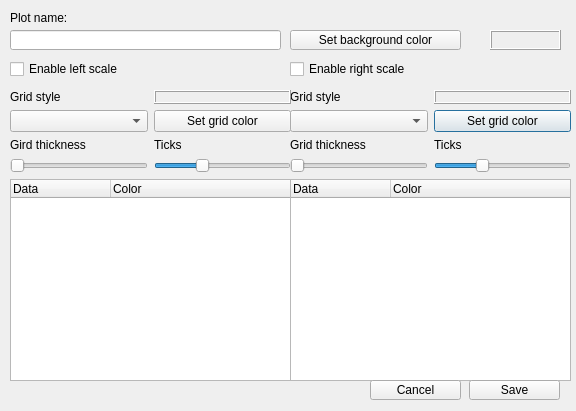
This is radeon-profile/dialogs/dialog_defineplot.ui in marazmista/radeon-profile as Qt 5 draws it before an edit. The edited form follows.
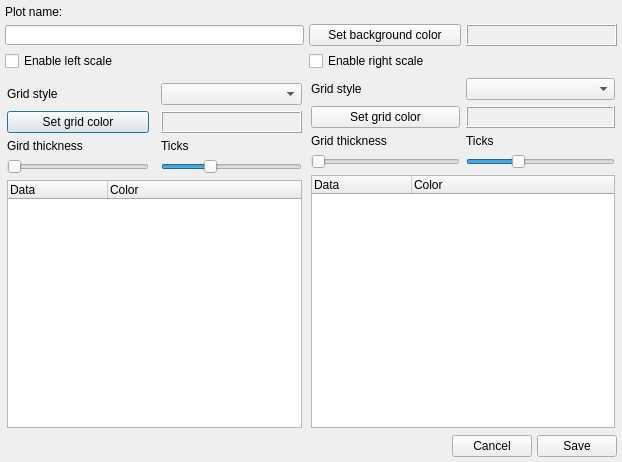
This is the edited form.

Commit message: plot definition dialog size restriction removed

The edit to the form file:
```diff
--- a/radeon-profile/dialogs/dialog_defineplot.ui
+++ b/radeon-profile/dialogs/dialog_defineplot.ui
@@ -6,435 +6,425 @@
    <rect>
     <x>0</x>
     <y>0</y>
-    <width>576</width>
-    <height>411</height>
+    <width>622</width>
+    <height>462</height>
    </rect>
   </property>
-  <property name="minimumSize">
-   <size>
-    <width>576</width>
-    <height>411</height>
-   </size>
-  </property>
-  <property name="maximumSize">
-   <size>
-    <width>576</width>
-    <height>411</height>
-   </size>
-  </property>
   <property name="windowTitle">
    <string>Plot definition</string>
   </property>
-  <widget class="QWidget" name="widget_right" native="true">
-   <property name="geometry">
-    <rect>
-     <x>290</x>
-     <y>90</y>
-     <width>281</width>
-     <height>291</height>
-    </rect>
+  <layout class="QGridLayout" name="gridLayout" rowstretch="0,0,0,0,1,0" columnstretch="1,1,0,0">
+   <property name="leftMargin">
+    <number>5</number>
    </property>
-   <property name="minimumSize">
-    <size>
-     <width>281</width>
-     <height>291</height>
-    </size>
+   <property name="topMargin">
+    <number>5</number>
    </property>
-   <property name="maximumSize">
-    <size>
-     <width>281</width>
-     <height>291</height>
-    </size>
+   <property name="rightMargin">
+    <number>5</number>
    </property>
-   <layout class="QGridLayout" name="gridLayout_4">
-    <item row="3" column="0">
-     <widget class="QSlider" name="slider_thickRight">
-      <property name="maximum">
-       <number>5</number>
+   <property name="bottomMargin">
+    <number>5</number>
+   </property>
+   <property name="spacing">
+    <number>5</number>
+   </property>
+   <item row="4" column="0">
+    <widget class="QWidget" name="widget_left" native="true">
+     <property name="minimumSize">
+      <size>
+       <width>281</width>
+       <height>291</height>
+      </size>
+     </property>
+     <layout class="QGridLayout" name="gridLayout_5">
+      <property name="leftMargin">
+       <number>2</number>
       </property>
-      <property name="orientation">
-       <enum>Qt::Horizontal</enum>
+      <property name="topMargin">
+       <number>2</number>
       </property>
-      <property name="invertedAppearance">
-       <bool>false</bool>
+      <property name="rightMargin">
+       <number>2</number>
       </property>
-      <property name="invertedControls">
-       <bool>false</bool>
-      </property>
-      <property name="tickPosition">
-       <enum>QSlider::NoTicks</enum>
-      </property>
-     </widget>
-    </item>
-    <item row="2" column="0">
-     <widget class="QLabel" name="label_7">
-      <property name="text">
-       <string>Grid thickness</string>
-      </property>
-     </widget>
-    </item>
-    <item row="3" column="1">
-     <widget class="QSlider" name="slider_ticksRight">
-      <property name="minimum">
-       <number>1</number>
-      </property>
-      <property name="maximum">
-       <number>10</number>
-      </property>
-      <property name="pageStep">
+      <property name="bottomMargin">
        <number>2</number>
       </property>
-      <property name="value">
-       <number>4</number>
-      </property>
-      <property name="tracking">
-       <bool>true</bool>
-      </property>
-      <property name="orientation">
-       <enum>Qt::Horizontal</enum>
-      </property>
-      <property name="tickPosition">
-       <enum>QSlider::NoTicks</enum>
-      </property>
-     </widget>
-    </item>
-    <item row="1" column="0">
-     <widget class="QComboBox" name="combo_rightScaleStyle"/>
-    </item>
-    <item row="1" column="1">
-     <widget class="QPushButton" name="btn_rightScaleColor">
-      <property name="text">
-       <string>Set grid color</string>
-      </property>
-     </widget>
-    </item>
-    <item row="2" column="1">
-     <widget class="QLabel" name="label_2">
-      <property name="text">
-       <string>Ticks</string>
-      </property>
-     </widget>
-    </item>
-    <item row="4" column="0" colspan="2">
-     <widget class="QTreeWidget" name="list_rightData">
-      <property name="editTriggers">
-       <set>QAbstractItemView::DoubleClicked</set>
-      </property>
-      <property name="selectionMode">
-       <enum>QAbstractItemView::NoSelection</enum>
-      </property>
-      <property name="indentation">
-       <number>0</number>
-      </property>
-      <property name="rootIsDecorated">
-       <bool>false</bool>
-      </property>
-      <property name="itemsExpandable">
-       <bool>false</bool>
-      </property>
-      <property name="expandsOnDoubleClick">
-       <bool>false</bool>
-      </property>
-      <attribute name="headerStretchLastSection">
-       <bool>true</bool>
-      </attribute>
-      <column>
+      <item row="1" column="0">
+       <widget class="QLabel" name="label_4">
+        <property name="text">
+         <string>Grid style</string>
+        </property>
+       </widget>
+      </item>
+      <item row="5" column="0" colspan="3">
+       <widget class="QTreeWidget" name="list_leftData">
+        <property name="editTriggers">
+         <set>QAbstractItemView::DoubleClicked</set>
+        </property>
+        <property name="selectionMode">
+         <enum>QAbstractItemView::NoSelection</enum>
+        </property>
+        <property name="indentation">
+         <number>0</number>
+        </property>
+        <property name="rootIsDecorated">
+         <bool>false</bool>
+        </property>
+        <property name="itemsExpandable">
+         <bool>false</bool>
+        </property>
+        <property name="expandsOnDoubleClick">
+         <bool>false</bool>
+        </property>
+        <column>
+         <property name="text">
+          <string>Data</string>
+         </property>
+        </column>
+        <column>
+         <property name="text">
+          <string>Color</string>
+         </property>
+        </column>
+       </widget>
+      </item>
+      <item row="1" column="2">
+       <widget class="QComboBox" name="combo_leftScaleStyle"/>
+      </item>
+      <item row="3" column="2">
+       <widget class="QLabel" name="label_6">
+        <property name="text">
+         <string>Ticks</string>
+        </property>
+       </widget>
+      </item>
+      <item row="4" column="0">
+       <widget class="QSlider" name="slider_thickLeft">
+        <property name="maximum">
+         <number>5</number>
+        </property>
+        <property name="orientation">
+         <enum>Qt::Horizontal</enum>
+        </property>
+        <property name="invertedAppearance">
+         <bool>false</bool>
+        </property>
+        <property name="invertedControls">
+         <bool>false</bool>
+        </property>
+        <property name="tickPosition">
+         <enum>QSlider::NoTicks</enum>
+        </property>
+       </widget>
+      </item>
+      <item row="3" column="0">
+       <widget class="QLabel" name="label_3">
+        <property name="text">
+         <string>Gird thickness</string>
+        </property>
+       </widget>
+      </item>
+      <item row="4" column="2">
+       <widget class="QSlider" name="slider_ticksLeft">
+        <property name="minimum">
+         <number>1</number>
+        </property>
+        <property name="maximum">
+         <number>10</number>
+        </property>
+        <property name="pageStep">
+         <number>2</number>
+        </property>
+        <property name="value">
+         <number>4</number>
+        </property>
+        <property name="tracking">
+         <bool>true</bool>
+        </property>
+        <property name="orientation">
+         <enum>Qt::Horizontal</enum>
+        </property>
+        <property name="tickPosition">
+         <enum>QSlider::NoTicks</enum>
+        </property>
+       </widget>
+      </item>
+      <item row="2" column="0">
+       <widget class="QPushButton" name="btn_leftScaleColor">
+        <property name="maximumSize">
+         <size>
+          <width>16777215</width>
+          <height>24</height>
+         </size>
+        </property>
+        <property name="text">
+         <string>Set grid color</string>
+        </property>
+       </widget>
+      </item>
+      <item row="2" column="2">
+       <widget class="QFrame" name="frame_leftGridColor">
+        <property name="frameShape">
+         <enum>QFrame::Box</enum>
+        </property>
+        <property name="frameShadow">
+         <enum>QFrame::Raised</enum>
+        </property>
+       </widget>
+      </item>
+     </layout>
+    </widget>
+   </item>
+   <item row="1" column="1" colspan="3">
+    <layout class="QHBoxLayout" name="horizontalLayout">
+     <item>
+      <widget class="QPushButton" name="btn_setBackground">
        <property name="text">
-        <string>Data</string>
+        <string>Set background color</string>
        </property>
-      </column>
-      <column>
-       <property name="text">
-        <string>Color</string>
+      </widget>
+     </item>
+     <item>
+      <widget class="QFrame" name="frame_background">
+       <property name="frameShape">
+        <enum>QFrame::Box</enum>
        </property>
-      </column>
-     </widget>
-    </item>
-    <item row="0" column="0">
-     <widget class="QLabel" name="label_5">
-      <property name="text">
-       <string>Grid style</string>
-      </property>
-     </widget>
-    </item>
-    <item row="0" column="1">
-     <widget class="QFrame" name="frame_rightGridColor">
-      <property name="frameShape">
-       <enum>QFrame::Box</enum>
-      </property>
-      <property name="frameShadow">
-       <enum>QFrame::Raised</enum>
-      </property>
-     </widget>
-    </item>
-   </layout>
-   <zorder>list_rightData</zorder>
-   <zorder>label_5</zorder>
-   <zorder>btn_rightScaleColor</zorder>
-   <zorder>frame_rightGridColor</zorder>
-   <zorder>combo_rightScaleStyle</zorder>
-   <zorder>slider_thickRight</zorder>
-   <zorder>slider_ticksRight</zorder>
-   <zorder>label_7</zorder>
-   <zorder>label_2</zorder>
-  </widget>
-  <widget class="QWidget" name="widget_left" native="true">
-   <property name="geometry">
-    <rect>
-     <x>10</x>
-     <y>90</y>
-     <width>281</width>
-     <height>291</height>
-    </rect>
-   </property>
-   <property name="minimumSize">
-    <size>
-     <width>281</width>
-     <height>291</height>
-    </size>
-   </property>
-   <property name="maximumSize">
-    <size>
-     <width>281</width>
-     <height>291</height>
-    </size>
-   </property>
-   <layout class="QGridLayout" name="gridLayout_5">
-    <item row="2" column="0">
-     <widget class="QLabel" name="label_3">
-      <property name="text">
-       <string>Gird thickness</string>
-      </property>
-     </widget>
-    </item>
-    <item row="3" column="0">
-     <widget class="QSlider" name="slider_thickLeft">
-      <property name="maximum">
-       <number>5</number>
-      </property>
-      <property name="orientation">
-       <enum>Qt::Horizontal</enum>
-      </property>
-      <property name="invertedAppearance">
-       <bool>false</bool>
-      </property>
-      <property name="invertedControls">
-       <bool>false</bool>
-      </property>
-      <property name="tickPosition">
-       <enum>QSlider::NoTicks</enum>
-      </property>
-     </widget>
-    </item>
-    <item row="1" column="1">
-     <widget class="QPushButton" name="btn_leftScaleColor">
-      <property name="maximumSize">
-       <size>
-        <width>16777215</width>
-        <height>24</height>
-       </size>
-      </property>
-      <property name="text">
-       <string>Set grid color</string>
-      </property>
-     </widget>
-    </item>
-    <item row="1" column="0">
-     <widget class="QComboBox" name="combo_leftScaleStyle"/>
-    </item>
-    <item row="2" column="1">
-     <widget class="QLabel" name="label_6">
-      <property name="text">
-       <string>Ticks</string>
-      </property>
-     </widget>
-    </item>
-    <item row="3" column="1">
-     <widget class="QSlider" name="slider_ticksLeft">
-      <property name="minimum">
-       <number>1</number>
-      </property>
-      <property name="maximum">
-       <number>10</number>
-      </property>
-      <property name="pageStep">
-       <number>2</number>
-      </property>
-      <property name="value">
-       <number>4</number>
-      </property>
-      <property name="tracking">
-       <bool>true</bool>
-      </property>
-      <property name="orientation">
-       <enum>Qt::Horizontal</enum>
-      </property>
-      <property name="tickPosition">
-       <enum>QSlider::NoTicks</enum>
-      </property>
-     </widget>
-    </item>
-    <item row="4" column="0" colspan="2">
-     <widget class="QTreeWidget" name="list_leftData">
-      <property name="editTriggers">
-       <set>QAbstractItemView::DoubleClicked</set>
-      </property>
-      <property name="selectionMode">
-       <enum>QAbstractItemView::NoSelection</enum>
-      </property>
-      <property name="indentation">
-       <number>0</number>
-      </property>
-      <property name="rootIsDecorated">
-       <bool>false</bool>
-      </property>
-      <property name="itemsExpandable">
-       <bool>false</bool>
-      </property>
-      <property name="expandsOnDoubleClick">
-       <bool>false</bool>
-      </property>
-      <column>
+       <property name="frameShadow">
+        <enum>QFrame::Raised</enum>
+       </property>
+      </widget>
+     </item>
+    </layout>
+   </item>
+   <item row="5" column="0" colspan="4">
+    <layout class="QHBoxLayout" name="horizontalLayout_2">
+     <property name="leftMargin">
+      <number>0</number>
+     </property>
+     <property name="topMargin">
+      <number>0</number>
+     </property>
+     <property name="rightMargin">
+      <number>0</number>
+     </property>
+     <property name="bottomMargin">
+      <number>0</number>
+     </property>
+     <item>
+      <spacer name="horizontalSpacer">
+       <property name="orientation">
+        <enum>Qt::Horizontal</enum>
+       </property>
+       <property name="sizeHint" stdset="0">
+        <size>
+         <width>40</width>
+         <height>20</height>
+        </size>
+       </property>
+      </spacer>
+     </item>
+     <item>
+      <widget class="QPushButton" name="btn_cancel">
        <property name="text">
-        <string>Data</string>
+        <string>Cancel</string>
        </property>
-      </column>
-      <column>
+      </widget>
+     </item>
+     <item>
+      <widget class="QPushButton" name="btn_save">
        <property name="text">
-        <string>Color</string>
+        <string>Save</string>
        </property>
-      </column>
-     </widget>
-    </item>
-    <item row="0" column="0">
-     <widget class="QLabel" name="label_4">
-      <property name="text">
-       <string>Grid style</string>
+      </widget>
+     </item>
+    </layout>
+   </item>
+   <item row="0" column="0">
+    <widget class="QLabel" name="label">
+     <property name="text">
+      <string>Plot name:</string>
+     </property>
+    </widget>
+   </item>
+   <item row="1" column="0">
+    <widget class="QLineEdit" name="line_name">
+     <property name="maximumSize">
+      <size>
+       <width>16777215</width>
+       <height>20</height>
+      </size>
+     </property>
+    </widget>
+   </item>
+   <item row="3" column="1" rowspan="2" colspan="3">
+    <widget class="QWidget" name="widget_right" native="true">
+     <property name="minimumSize">
+      <size>
+       <width>281</width>
+       <height>291</height>
+      </size>
+     </property>
+     <layout class="QGridLayout" name="gridLayout_4">
+      <property name="leftMargin">
+       <number>2</number>
       </property>
-     </widget>
-    </item>
-    <item row="0" column="1">
-     <widget class="QFrame" name="frame_leftGridColor">
-      <property name="frameShape">
-       <enum>QFrame::Box</enum>
+      <property name="topMargin">
+       <number>2</number>
       </property>
-      <property name="frameShadow">
-       <enum>QFrame::Raised</enum>
+      <property name="rightMargin">
+       <number>2</number>
       </property>
-     </widget>
-    </item>
-   </layout>
-  </widget>
-  <widget class="QCheckBox" name="cb_enableLeftScale">
-   <property name="geometry">
-    <rect>
-     <x>10</x>
-     <y>60</y>
-     <width>271</width>
-     <height>18</height>
-    </rect>
-   </property>
-   <property name="text">
-    <string>Enable left scale</string>
-   </property>
-  </widget>
-  <widget class="QCheckBox" name="cb_enableRightScale">
-   <property name="geometry">
-    <rect>
-     <x>290</x>
-     <y>60</y>
-     <width>271</width>
-     <height>18</height>
-    </rect>
-   </property>
-   <property name="text">
-    <string>Enable right scale</string>
-   </property>
-  </widget>
-  <widget class="QPushButton" name="btn_setBackground">
-   <property name="geometry">
-    <rect>
-     <x>290</x>
-     <y>30</y>
-     <width>171</width>
-     <height>20</height>
-    </rect>
-   </property>
-   <property name="text">
-    <string>Set background color</string>
-   </property>
-  </widget>
-  <widget class="QLabel" name="label">
-   <property name="geometry">
-    <rect>
-     <x>10</x>
-     <y>10</y>
-     <width>261</width>
-     <height>16</height>
-    </rect>
-   </property>
-   <property name="text">
-    <string>Plot name:</string>
-   </property>
-  </widget>
-  <widget class="QFrame" name="frame_background">
-   <property name="geometry">
-    <rect>
-     <x>490</x>
-     <y>30</y>
-     <width>71</width>
-     <height>20</height>
-    </rect>
-   </property>
-   <property name="frameShape">
-    <enum>QFrame::Box</enum>
-   </property>
-   <property name="frameShadow">
-    <enum>QFrame::Raised</enum>
-   </property>
-  </widget>
-  <widget class="QLineEdit" name="line_name">
-   <property name="geometry">
-    <rect>
-     <x>10</x>
-     <y>30</y>
-     <width>271</width>
-     <height>20</height>
-    </rect>
-   </property>
-   <property name="maximumSize">
-    <size>
-     <width>16777215</width>
-     <height>20</height>
-    </size>
-   </property>
-  </widget>
-  <widget class="QPushButton" name="btn_save">
-   <property name="geometry">
-    <rect>
-     <x>469</x>
-     <y>380</y>
-     <width>91</width>
-     <height>20</height>
-    </rect>
-   </property>
-   <property name="text">
-    <string>Save</string>
-   </property>
-  </widget>
-  <widget class="QPushButton" name="btn_cancel">
-   <property name="geometry">
-    <rect>
-     <x>370</x>
-     <y>380</y>
-     <width>91</width>
-     <height>20</height>
-    </rect>
-   </property>
-   <property name="text">
-    <string>Cancel</string>
-   </property>
-  </widget>
+      <property name="bottomMargin">
+       <number>2</number>
+      </property>
+      <item row="3" column="0">
+       <widget class="QPushButton" name="btn_rightScaleColor">
+        <property name="text">
+         <string>Set grid color</string>
+        </property>
+       </widget>
+      </item>
+      <item row="4" column="0">
+       <widget class="QLabel" name="label_7">
+        <property name="text">
+         <string>Grid thickness</string>
+        </property>
+       </widget>
+      </item>
+      <item row="1" column="0">
+       <widget class="QLabel" name="label_5">
+        <property name="text">
+         <string>Grid style</string>
+        </property>
+       </widget>
+      </item>
+      <item row="4" column="1">
+       <widget class="QLabel" name="label_2">
+        <property name="text">
+         <string>Ticks</string>
+        </property>
+       </widget>
+      </item>
+      <item row="5" column="0">
+       <widget class="QSlider" name="slider_thickRight">
+        <property name="maximum">
+         <number>5</number>
+        </property>
+        <property name="orientation">
+         <enum>Qt::Horizontal</enum>
+        </property>
+        <property name="invertedAppearance">
+         <bool>false</bool>
+        </property>
+        <property name="invertedControls">
+         <bool>false</bool>
+        </property>
+        <property name="tickPosition">
+         <enum>QSlider::NoTicks</enum>
+        </property>
+       </widget>
+      </item>
+      <item row="1" column="1">
+       <widget class="QComboBox" name="combo_rightScaleStyle"/>
+      </item>
+      <item row="3" column="1">
+       <widget class="QFrame" name="frame_rightGridColor">
+        <property name="frameShape">
+         <enum>QFrame::Box</enum>
+        </property>
+        <property name="frameShadow">
+         <enum>QFrame::Raised</enum>
+        </property>
+       </widget>
+      </item>
+      <item row="5" column="1">
+       <widget class="QSlider" name="slider_ticksRight">
+        <property name="minimum">
+         <number>1</number>
+        </property>
+        <property name="maximum">
+         <number>10</number>
+        </property>
+        <property name="pageStep">
+         <number>2</number>
+        </property>
+        <property name="value">
+         <number>4</number>
+        </property>
+        <property name="tracking">
+         <bool>true</bool>
+        </property>
+        <property name="orientation">
+         <enum>Qt::Horizontal</enum>
+        </property>
+        <property name="tickPosition">
+         <enum>QSlider::NoTicks</enum>
+        </property>
+       </widget>
+      </item>
+      <item row="6" column="0" colspan="2">
+       <widget class="QTreeWidget" name="list_rightData">
+        <property name="editTriggers">
+         <set>QAbstractItemView::DoubleClicked</set>
+        </property>
+        <property name="selectionMode">
+         <enum>QAbstractItemView::NoSelection</enum>
+        </property>
+        <property name="indentation">
+         <number>0</number>
+        </property>
+        <property name="rootIsDecorated">
+         <bool>false</bool>
+        </property>
+        <property name="itemsExpandable">
+         <bool>false</bool>
+        </property>
+        <property name="expandsOnDoubleClick">
+         <bool>false</bool>
+        </property>
+        <attribute name="headerStretchLastSection">
+         <bool>true</bool>
+        </attribute>
+        <column>
+         <property name="text">
+          <string>Data</string>
+         </property>
+        </column>
+        <column>
+         <property name="text">
+          <string>Color</string>
+         </property>
+        </column>
+       </widget>
+      </item>
+     </layout>
+     <zorder>list_rightData</zorder>
+     <zorder>label_5</zorder>
+     <zorder>slider_thickRight</zorder>
+     <zorder>slider_ticksRight</zorder>
+     <zorder>label_7</zorder>
+     <zorder>label_2</zorder>
+     <zorder>frame_rightGridColor</zorder>
+     <zorder>combo_rightScaleStyle</zorder>
+     <zorder>btn_rightScaleColor</zorder>
+    </widget>
+   </item>
+   <item row="2" column="1">
+    <widget class="QCheckBox" name="cb_enableRightScale">
+     <property name="text">
+      <string>Enable right scale</string>
+     </property>
+    </widget>
+   </item>
+   <item row="2" column="0">
+    <widget class="QCheckBox" name="cb_enableLeftScale">
+     <property name="text">
+      <string>Enable left scale</string>
+     </property>
+    </widget>
+   </item>
+  </layout>
  </widget>
  <resources/>
  <connections/>
```
